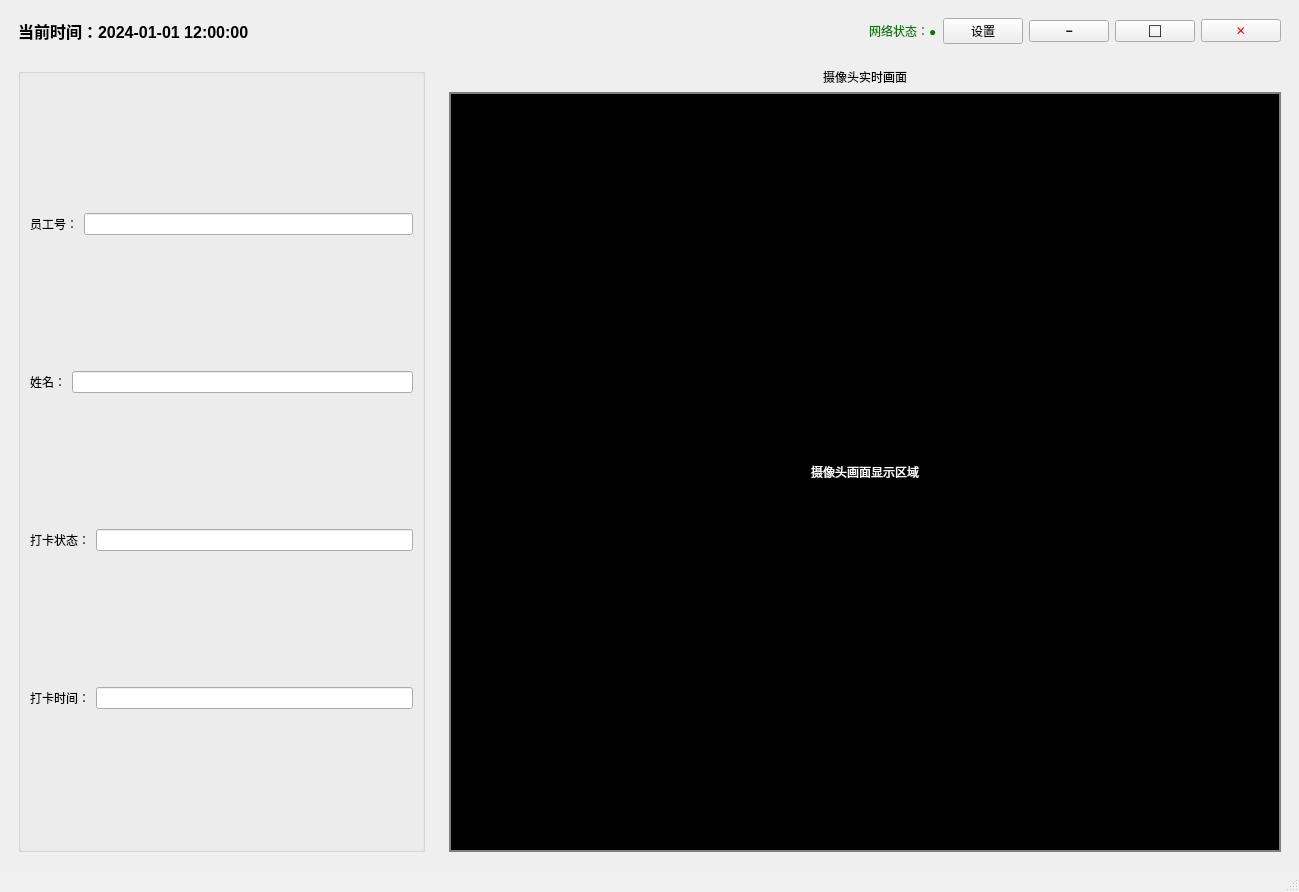
HeQiTZD/Triple-terminal-Attendance-Punching-System, file mainwindow.ui: the form before one commit.
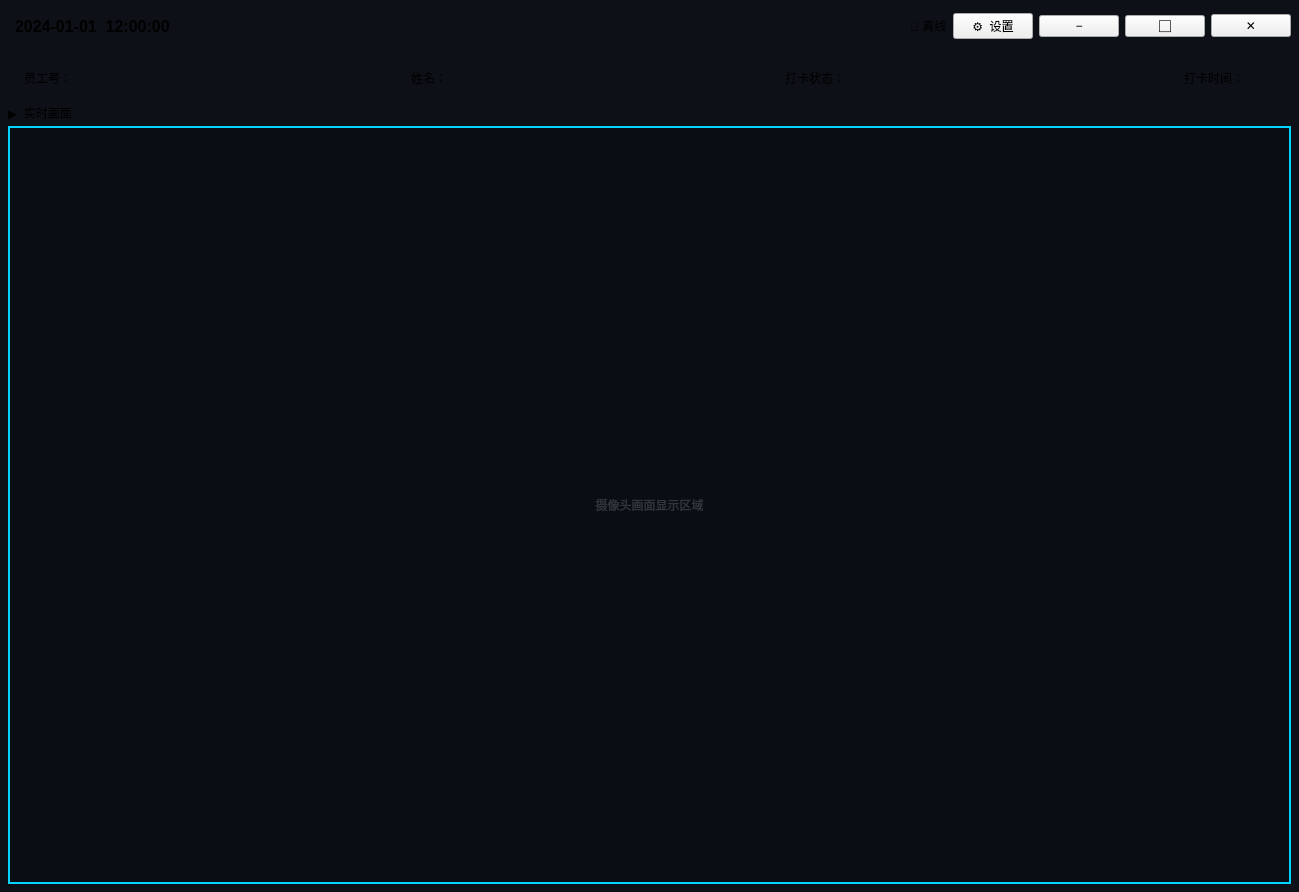
The form after the commit. Icons and pictures are not drawn.

Patch:
```diff
--- a/mainwindow.ui
+++ b/mainwindow.ui
@@ -13,11 +13,50 @@
   <property name="windowTitle">
    <string>人脸识别考勤系统</string>
   </property>
+  <property name="styleSheet">
+   <string notr="true">QMainWindow { background-color: #0d1117; }</string>
+  </property>
   <widget class="QWidget" name="centralwidget">
+   <property name="styleSheet">
+    <string notr="true">QWidget#centralwidget { background-color: #0d1117; }</string>
+   </property>
    <layout class="QVBoxLayout" name="verticalLayout_main">
+    <property name="spacing">
+     <number>0</number>
+    </property>
+    <property name="leftMargin">
+     <number>0</number>
+    </property>
+    <property name="topMargin">
+     <number>0</number>
+    </property>
+    <property name="rightMargin">
+     <number>0</number>
+    </property>
+    <property name="bottomMargin">
+     <number>0</number>
+    </property>
     <item>
      <widget class="QWidget" name="topWidget" native="true">
+      <property name="minimumSize">
+       <size>
+        <width>0</width>
+        <height>52</height>
+       </size>
+      </property>
       <layout class="QHBoxLayout" name="horizontalLayout_top">
+       <property name="leftMargin">
+        <number>15</number>
+       </property>
+       <property name="topMargin">
+        <number>8</number>
+       </property>
+       <property name="rightMargin">
+        <number>8</number>
+       </property>
+       <property name="bottomMargin">
+        <number>8</number>
+       </property>
        <item>
         <widget class="QLabel" name="timeLabel">
          <property name="font">
@@ -27,7 +66,7 @@
           </font>
          </property>
          <property name="text">
-          <string>当前时间：2024-01-01 12:00:00</string>
+          <string>2024-01-01  12:00:00</string>
          </property>
         </widget>
        </item>
@@ -46,29 +85,20 @@
        </item>
        <item>
         <widget class="QLabel" name="networkStatusLabel">
-         <property name="styleSheet">
-          <string notr="true">color: green;</string>
-         </property>
          <property name="text">
-          <string>网络状态：●</string>
+          <string>🔴 离线</string>
          </property>
         </widget>
        </item>
        <item>
         <widget class="QPushButton" name="settingButton">
          <property name="text">
-          <string>设置</string>
-         </property>
-         <property name="icon">
-          <iconset theme="configure"/>
+          <string>⚙  设置</string>
          </property>
         </widget>
        </item>
        <item>
         <widget class="QPushButton" name="minimizeButton">
-         <property name="styleSheet">
-          <string notr="true">QPushButton { font-weight: bold; }</string>
-         </property>
          <property name="text">
           <string>−</string>
          </property>
@@ -76,9 +106,6 @@
        </item>
        <item>
         <widget class="QPushButton" name="maximizeButton">
-         <property name="styleSheet">
-          <string notr="true">QPushButton { font-weight: bold; }</string>
-         </property>
          <property name="text">
           <string>⬜</string>
          </property>
@@ -86,9 +113,6 @@
        </item>
        <item>
         <widget class="QPushButton" name="closeButton">
-         <property name="styleSheet">
-          <string notr="true">QPushButton { font-weight: bold; color: red; }</string>
-         </property>
          <property name="text">
           <string>✕</string>
          </property>
@@ -98,18 +122,46 @@
      </widget>
     </item>
     <item>
-     <layout class="QHBoxLayout" name="horizontalLayout_center" stretch="1,2">
-      <item>
-       <widget class="QWidget" name="leftWidget" native="true">
-        <layout class="QVBoxLayout" name="verticalLayout_left">
-         <item>
-          <widget class="QGroupBox" name="infoGroupBox">
-           <property name="title">
-            <string/>
-           </property>
-           <layout class="QVBoxLayout" name="verticalLayout_info">
+     <layout class="QVBoxLayout" name="verticalLayout_content">
+      <property name="spacing">
+       <number>8</number>
+      </property>
+      <property name="leftMargin">
+       <number>8</number>
+      </property>
+      <property name="topMargin">
+       <number>8</number>
+      </property>
+      <property name="rightMargin">
+       <number>8</number>
+      </property>
+      <property name="bottomMargin">
+       <number>8</number>
+      </property>
             <item>
-             <layout class="QHBoxLayout" name="horizontalLayout_employeeId">
+       <widget class="QWidget" name="infoWidget" native="true">
+        <property name="maximumSize">
+         <size>
+          <width>16777215</width>
+          <height>90</height>
+         </size>
+        </property>
+        <layout class="QHBoxLayout" name="horizontalLayout_info">
+         <property name="spacing">
+          <number>24</number>
+         </property>
+         <property name="leftMargin">
+          <number>16</number>
+         </property>
+         <property name="topMargin">
+          <number>8</number>
+         </property>
+         <property name="rightMargin">
+          <number>16</number>
+         </property>
+         <property name="bottomMargin">
+          <number>8</number>
+         </property>
               <item>
                <widget class="QLabel" name="employeeIdLabel">
                 <property name="text">
@@ -118,16 +170,28 @@
                </widget>
               </item>
               <item>
-               <widget class="QLineEdit" name="employeeIdEdit">
-                <property name="readOnly">
-                 <bool>true</bool>
+          <widget class="QLabel" name="employeeIdEdit">
+           <property name="text">
+            <string/>
                 </property>
                </widget>
               </item>
-             </layout>
-            </item>
             <item>
-             <layout class="QHBoxLayout" name="horizontalLayout_name">
+          <spacer name="horizontalSpacer_1">
+           <property name="orientation">
+            <enum>Qt::Orientation::Horizontal</enum>
+           </property>
+           <property name="sizeType">
+            <enum>QSizePolicy::Policy::Expanding</enum>
+           </property>
+           <property name="sizeHint" stdset="0">
+            <size>
+             <width>20</width>
+             <height>20</height>
+            </size>
+           </property>
+          </spacer>
+         </item>
               <item>
                <widget class="QLabel" name="nameLabel">
                 <property name="text">
@@ -136,16 +200,28 @@
                </widget>
               </item>
               <item>
-               <widget class="QLineEdit" name="nameEdit">
-                <property name="readOnly">
-                 <bool>true</bool>
+          <widget class="QLabel" name="nameEdit">
+           <property name="text">
+            <string/>
                 </property>
                </widget>
               </item>
-             </layout>
-            </item>
             <item>
-             <layout class="QHBoxLayout" name="horizontalLayout_status">
+          <spacer name="horizontalSpacer_2">
+           <property name="orientation">
+            <enum>Qt::Orientation::Horizontal</enum>
+           </property>
+           <property name="sizeType">
+            <enum>QSizePolicy::Policy::Expanding</enum>
+           </property>
+           <property name="sizeHint" stdset="0">
+            <size>
+             <width>20</width>
+             <height>20</height>
+            </size>
+           </property>
+          </spacer>
+         </item>
               <item>
                <widget class="QLabel" name="statusLabel">
                 <property name="text">
@@ -154,16 +230,28 @@
                </widget>
               </item>
               <item>
-               <widget class="QLineEdit" name="statusEdit">
-                <property name="readOnly">
-                 <bool>true</bool>
+          <widget class="QLabel" name="statusEdit">
+           <property name="text">
+            <string/>
                 </property>
                </widget>
               </item>
-             </layout>
-            </item>
             <item>
-             <layout class="QHBoxLayout" name="horizontalLayout_time">
+          <spacer name="horizontalSpacer_3">
+           <property name="orientation">
+            <enum>Qt::Orientation::Horizontal</enum>
+           </property>
+           <property name="sizeType">
+            <enum>QSizePolicy::Policy::Expanding</enum>
+           </property>
+           <property name="sizeHint" stdset="0">
+            <size>
+             <width>20</width>
+             <height>20</height>
+            </size>
+           </property>
+          </spacer>
+         </item>
               <item>
                <widget class="QLabel" name="checkTimeLabel">
                 <property name="text">
@@ -172,30 +260,40 @@
                </widget>
               </item>
               <item>
-               <widget class="QLineEdit" name="checkTimeEdit">
-                <property name="readOnly">
-                 <bool>true</bool>
-                </property>
-               </widget>
-              </item>
-             </layout>
-            </item>
-           </layout>
+          <widget class="QLabel" name="checkTimeEdit">
+           <property name="text">
+            <string/>
+           </property>
           </widget>
          </item>
         </layout>
        </widget>
       </item>
       <item>
-       <widget class="QWidget" name="rightWidget" native="true">
-        <layout class="QVBoxLayout" name="verticalLayout_right">
+       <widget class="QWidget" name="cameraWidget" native="true">
+        <layout class="QVBoxLayout" name="verticalLayout_camera">
+         <property name="spacing">
+          <number>4</number>
+         </property>
+         <property name="leftMargin">
+          <number>0</number>
+         </property>
+         <property name="topMargin">
+          <number>0</number>
+         </property>
+         <property name="rightMargin">
+          <number>0</number>
+         </property>
+         <property name="bottomMargin">
+          <number>0</number>
+         </property>
          <item>
           <widget class="QLabel" name="cameraLabel">
            <property name="text">
-            <string>摄像头实时画面</string>
+            <string>▶  实时画面</string>
            </property>
            <property name="alignment">
-            <set>Qt::AlignmentFlag::AlignCenter</set>
+            <set>Qt::AlignmentFlag::AlignLeading|Qt::AlignmentFlag::AlignLeft|Qt::AlignmentFlag::AlignVCenter</set>
            </property>
           </widget>
          </item>
@@ -214,7 +312,7 @@
             </size>
            </property>
            <property name="styleSheet">
-            <string notr="true">background-color: black; color: white; border: 2px solid gray;</string>
+            <string notr="true">background-color: #0a0e14; color: #30363d; border: 2px solid #00d4ff;</string>
            </property>
            <property name="text">
             <string>摄像头画面显示区域</string>
@@ -231,11 +329,7 @@
     </item>
    </layout>
   </widget>
-  <widget class="QStatusBar" name="statusbar">
-   <property name="styleSheet">
-    <string notr="true">QStatusBar { background-color: #f0f0f0; }</string>
-   </property>
-  </widget>
+
  </widget>
  <resources/>
  <connections/>
```
Lines whose indentation alone changed are shown as unchanged.
